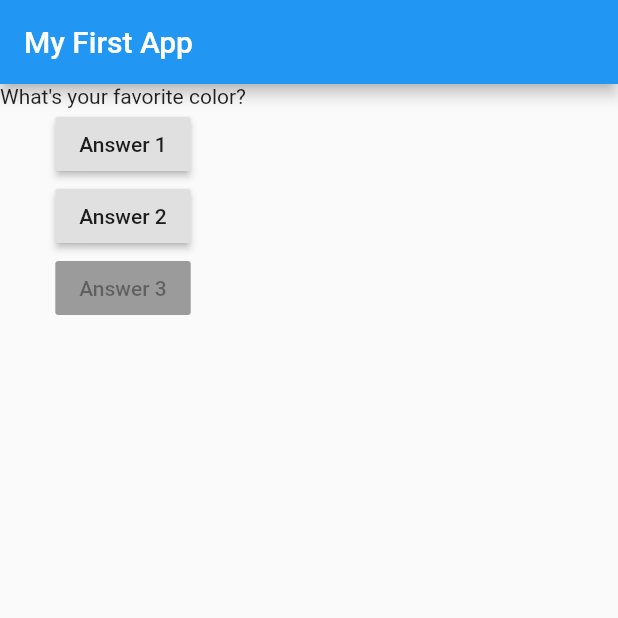
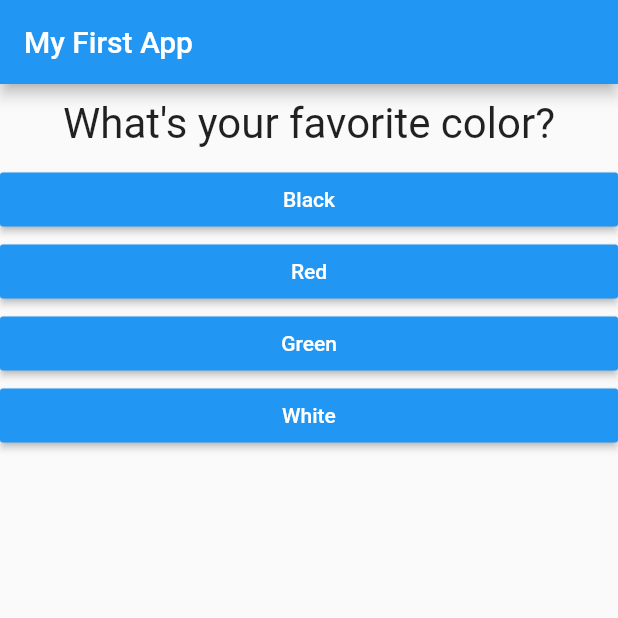
Before and after one commit to ramadhan-eko/Learn-Flutter---Quiz-App, a Flutter app: the screen it shows after launch, on a phone screen of 412 x 824 dp, the top half of it. Run offline on Flutter 3.47's test engine with Material 2 defaults, Android fonts, the phone set to English and light mode, and no system bars.

```diff
--- /dev/null
+++ b/lib/answer.dart
@@ -0,0 +1,21 @@
+import 'package:flutter/material.dart';
+
+class Answer extends StatelessWidget {
+  final Function selectHandler;
+  final String answerText;
+
+  Answer(this.selectHandler, this.answerText);
+
+  @override
+  Widget build(BuildContext context) {
+    return Container(
+      width: double.infinity,
+      child: RaisedButton(
+        color: Colors.blue,
+        textColor: Colors.white,
+        child: Text(answerText),
+        onPressed: () => selectHandler(),
+      ),
+    );
+  }
+}
--- a/lib/main.dart
+++ b/lib/main.dart
@@ -1,5 +1,6 @@
 import 'package:flutter/material.dart';
 import './question.dart';
+import './answer.dart';
 // void main() {
 //   runApp(MyApp());
 // }
@@ -25,10 +26,21 @@ class _MyAppState extends State<MyApp> {
 
   @override
   Widget build(BuildContext context) {
-    var questions = [
-      'What\'s your favorite color?',
-      'What\' your favorite animal',
+    const questions = [
+      {
+        'questionText': 'What\'s your favorite color?',
+        'answers': ['Black', 'Red', 'Green', 'White'],
+      },
+      {
+        'questionText': 'What\'s your favorite animal?',
+        'answers': ['Rabbit', 'Snake', 'Elephant', 'Lion'],
+      },
+      {
+        'questionText': 'Who\'s your favorite instructor?',
+        'answers': ['Max', 'Max', 'Max', 'Max'],
+      },
     ];
+
     return MaterialApp(
       home: Scaffold(
         appBar: AppBar(
@@ -36,21 +48,13 @@ class _MyAppState extends State<MyApp> {
         ),
         body: Column(
           children: [
-            Text(
-              questions[_questionIndex],
+            Question(
+              questions[_questionIndex]['questionText'] as String,
             ),
-            RaisedButton(
-              child: Text('Answer 1'),
-              onPressed: _answerQuestion,
-            ),
-            RaisedButton(
-              child: Text('Answer 2'),
-              onPressed: () => print('Answer 2 chosen!'),
-            ),
-            RaisedButton(
-              child: Text('Answer 3'),
-              onPressed: null,
-            ),
+            ...(questions[_questionIndex]['answers'] as List<String>)
+                .map((answer) {
+              return Answer(_answerQuestion, answer);
+            }).toList()
           ],
         ),
       ),
--- a/lib/question.dart
+++ b/lib/question.dart
@@ -1,7 +1,7 @@
 import 'package:flutter/material.dart';
 
 class Question extends StatelessWidget {
-  String questionText;
+  final String questionText;
 
   Question(this.questionText);
 
```
